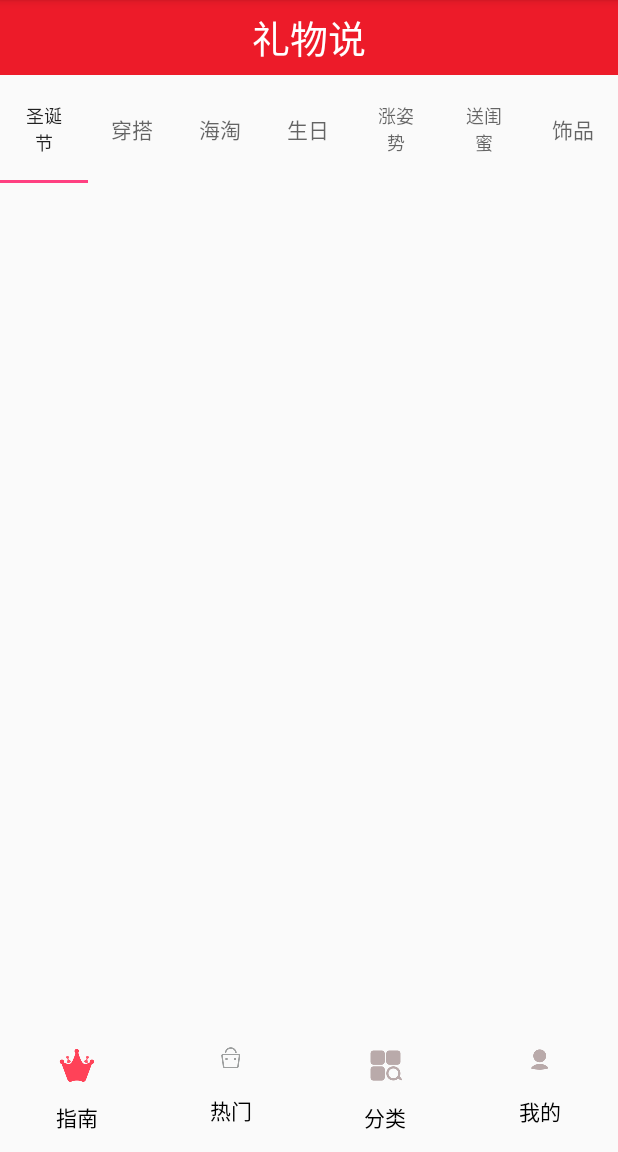
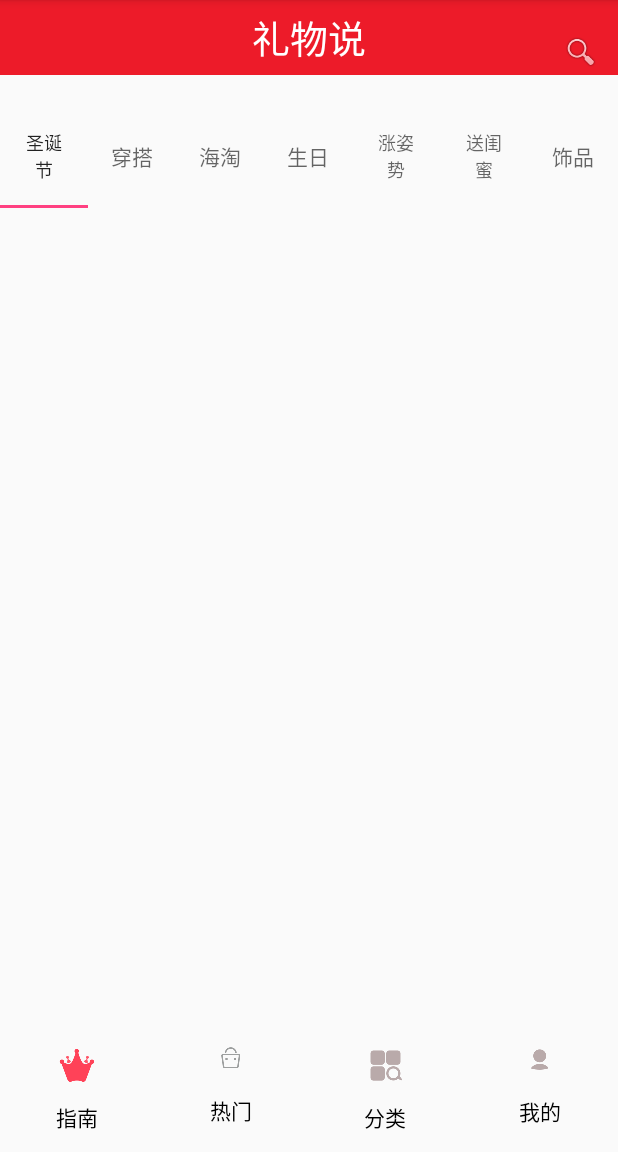
Before and after one commit to JiazhiqiangGitHub/Gift, an Android app: the screen it shows after launch (MainActivity), on a phone screen of 412 x 824 dp, the part 84-1236 px from its top. Run offline under Robolectric (Android 15) with nearby library versions, the phone set to English and light mode, and no system bars.

Commit message:
创建了 搜索界面 建立了 导航和热点页面与搜索界面之间的互相跳转

```diff
--- a/app/src/main/AndroidManifest.xml
+++ b/app/src/main/AndroidManifest.xml
@@ -19,7 +19,8 @@
             </intent-filter>
         </activity>
         <activity android:name=".main.MainActivity"/>
-<activity android:name=".enter.enterActivity"/>
+        <activity android:name=".enter.enterActivity"/>
+        <activity android:name=".search.searchActivity"/>
     </application>
 
 </manifest>
--- a/app/src/main/java/lanou/gift/guide/guideFragment.java
+++ b/app/src/main/java/lanou/gift/guide/guideFragment.java
@@ -1,8 +1,11 @@
 package lanou.gift.guide;
 
+import android.content.Intent;
 import android.support.design.widget.TabLayout;
 import android.support.v4.app.Fragment;
 import android.support.v4.view.ViewPager;
+import android.view.View;
+import android.widget.ImageButton;
 
 import java.util.ArrayList;
 
@@ -15,17 +18,22 @@ import lanou.gift.guideHead.christmas.christmasFragment;
 import lanou.gift.guideHead.girlFriend.girlFriendFragment;
 import lanou.gift.guideHead.grow.growFragment;
 import lanou.gift.guideHead.matchClothes.matchClothesFragment;
+import lanou.gift.search.searchActivity;
 
 /**
  * Created by dllo on 16/10/21.
  */
-public class guideFragment extends BaseFragment {
+public class guideFragment extends BaseFragment implements View.OnClickListener {
 
     private ArrayList<Fragment> fragments;
     private TabLayout tbHead;
     private ViewPager vp;
+    private ImageButton btnSearch;
+    Intent intent = null;
     @Override
     protected void initDate() {
+//        //添加点击事件
+        btnSearch.setOnClickListener(this);
         //创建ViewPager需要滑动的fragment
         fragments = new ArrayList<>();
         fragments.add(new christmasFragment());
@@ -47,6 +55,7 @@ public class guideFragment extends BaseFragment {
         //布局中为首页创建TabLayout和ViewPager
         tbHead = bindView(R.id.tb_guide_head);
         vp = bindView(R.id.vp_guide);
+        btnSearch = bindView(R.id.btn_guide_title_search);
     }
 
     @Override
@@ -56,4 +65,9 @@ public class guideFragment extends BaseFragment {
     }
 
 
+    @Override
+    public void onClick(View view) {
+        intent = new Intent(getActivity(),searchActivity.class);
+        startActivity(intent);
+    }
 }
--- a/app/src/main/res/layout/guide_fragment.xml
+++ b/app/src/main/res/layout/guide_fragment.xml
@@ -3,10 +3,22 @@
     android:orientation="vertical" android:layout_width="match_parent"
     android:layout_height="match_parent">
 
+
+<RelativeLayout
+    android:layout_width="wrap_content"
+    android:layout_height="0dp"
+    android:layout_weight="1">
     <include layout="@layout/guide_title"
-        android:id="@+id/tv_guide_title"
         />
+    <ImageButton
+        android:layout_width="50dp"
+        android:layout_height="match_parent"
+        android:src="@mipmap/abc_ic_search"
+        android:layout_alignParentRight="true"
+        android:background="@null"
+        android:id="@+id/btn_guide_title_search"/>
 
+</RelativeLayout>
 
     <android.support.design.widget.TabLayout
         android:layout_width="match_parent"
--- a/app/src/main/res/layout/guide_title.xml
+++ b/app/src/main/res/layout/guide_title.xml
@@ -1,5 +1,5 @@
 <?xml version="1.0" encoding="utf-8"?>
-<LinearLayout xmlns:android="http://schemas.android.com/apk/res/android"
+<RelativeLayout xmlns:android="http://schemas.android.com/apk/res/android"
     android:orientation="vertical" android:layout_width="match_parent"
     android:layout_height="50dp"
     android:background="#ED1B29">
@@ -14,4 +14,4 @@
         android:textSize="25sp"/>
 
 
-</LinearLayout>
+</RelativeLayout>
```
Also changed, not shown: app/src/main/java/lanou/gift/hot/hotFragment.java (+16 -3 lines), app/src/main/java/lanou/gift/search/searchActivity.java (added, +35 -0 lines), app/src/main/res/layout/activity_search.xml (added, +73 -0 lines), app/src/main/res/layout/hot_fragment.xml (+12 -2 lines), app/src/main/res/layout/search_title.xml (added, +38 -0 lines), app/src/main/res/mipmap-xxhdpi/abc_ic_search.png (added), app/src/main/res/mipmap-xxhdpi/back.png (added), app/src/main/res/mipmap-xxhdpi/gift_category_guide.png (added), app/src/main/res/mipmap-xxhdpi/search.png (added).
